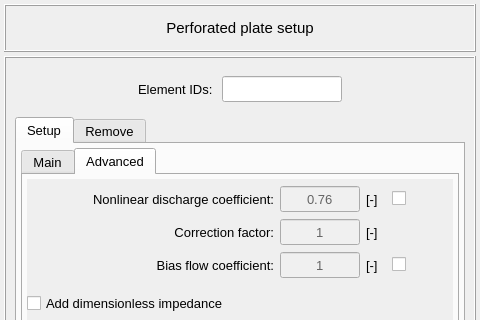
Old version of the form pulse/interface/data/ui_files/model/setup/acoustic/perforated_plate_input.ui in the repository open-pulse/OpenPulse; both pictures show x 0 to 480 and y 0 to 320 of the 480 by 520 pixel window.
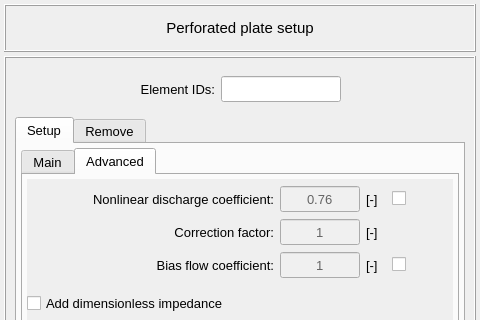
New version of the form. The open tabs and pages were chosen to show the change. Icons and pictures are not drawn.

Commit message: Reimplements the dimensionless impedance plots in the perforated plate UI

```diff
--- a/pulse/interface/data/ui_files/model/setup/acoustic/perforated_plate_input.ui
+++ b/pulse/interface/data/ui_files/model/setup/acoustic/perforated_plate_input.ui
@@ -120,7 +120,7 @@
             </font>
            </property>
            <property name="text">
-            <string>Element IDs: </string>
+            <string>Element IDs:</string>
            </property>
            <property name="alignment">
             <set>Qt::AlignRight|Qt::AlignTrailing|Qt::AlignVCenter</set>
```
Left out of the diff: 2 changed lines with no effect on the pictures. The commit also changes 3 other files.
